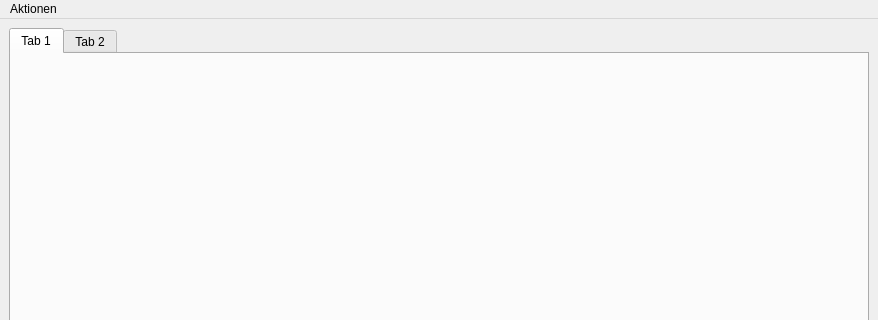
First picture: the form in ui/mainwindow.ui, repository andreasholzner/borgmatic-ui, before the edit; both pictures show x 0 to 878 and y 0 to 320 of the 878 by 827 pixel window.
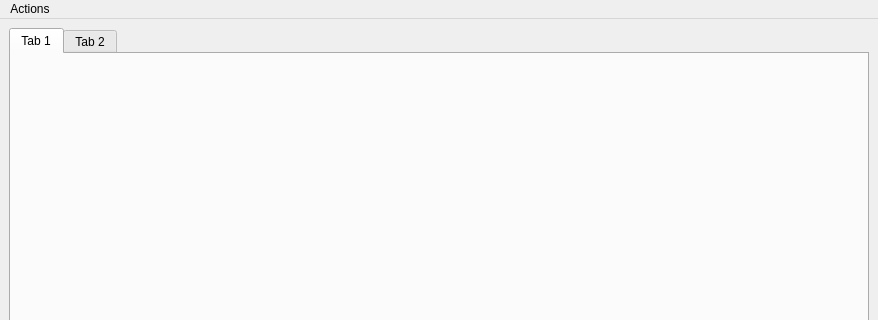
Second picture: the form after the edit.

Commit message:
Use English for all UI text
The menu, the date column and the quit confirmations were German while
the rest of the UI was English.

```diff
--- a/ui/mainwindow.ui
+++ b/ui/mainwindow.ui
@@ -49,7 +49,7 @@
    </property>
    <widget class="QMenu" name="menuAction">
     <property name="title">
-     <string>Aktionen</string>
+     <string>Actions</string>
     </property>
     <addaction name="menuNew"/>
     <addaction name="separator"/>
```
Left out of the diff: 4 changed lines with no effect on the pictures. The commit also changes 3 other files.
